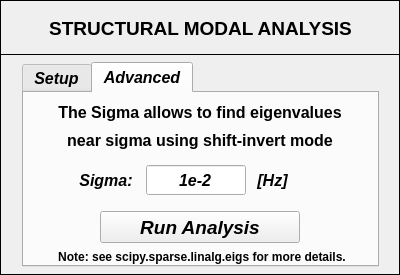
The window that pulse/uix/user_input/ui/Analysis/Structural/structuralModalAnalysisInput.ui (open-pulse/OpenPulse) describes before a commit, drawn with Qt 5.
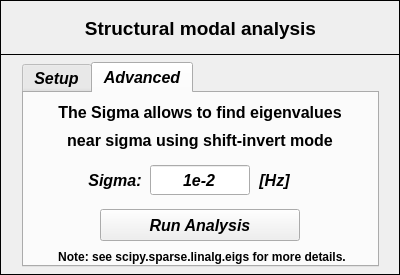
The same window after the commit. The open tabs and pages were chosen to show the change. Icons and pictures are not drawn.

```diff
--- a/pulse/uix/user_input/ui/Analysis/Structural/structuralModalAnalysisInput.ui
+++ b/pulse/uix/user_input/ui/Analysis/Structural/structuralModalAnalysisInput.ui
@@ -287,7 +287,7 @@
      <widget class="QLabel" name="label_4">
       <property name="geometry">
        <rect>
-        <x>224</x>
+        <x>226</x>
         <y>72</y>
         <width>49</width>
         <height>30</height>
@@ -323,21 +323,21 @@
      <widget class="QLabel" name="label_3">
       <property name="geometry">
        <rect>
-        <x>42</x>
+        <x>56</x>
         <y>72</y>
-        <width>80</width>
+        <width>70</width>
         <height>30</height>
        </rect>
       </property>
       <property name="minimumSize">
        <size>
-        <width>80</width>
+        <width>70</width>
         <height>30</height>
        </size>
       </property>
       <property name="maximumSize">
        <size>
-        <width>80</width>
+        <width>70</width>
         <height>30</height>
        </size>
       </property>
@@ -359,7 +359,7 @@
      <widget class="QLineEdit" name="lineEdit_input_sigma_factor">
       <property name="geometry">
        <rect>
-        <x>122</x>
+        <x>126</x>
         <y>72</y>
         <width>100</width>
         <height>30</height>
@@ -397,7 +397,7 @@
       <property name="geometry">
        <rect>
         <x>76</x>
-        <y>118</y>
+        <y>116</y>
         <width>200</width>
         <height>32</height>
        </rect>
@@ -417,7 +417,7 @@
       <property name="font">
        <font>
         <family>Arial</family>
-        <pointsize>14</pointsize>
+        <pointsize>12</pointsize>
         <weight>75</weight>
         <italic>true</italic>
         <bold>true</bold>
@@ -595,7 +595,7 @@
      </font>
     </property>
     <property name="text">
-     <string>STRUCTURAL MODAL ANALYSIS</string>
+     <string>Structural modal analysis</string>
     </property>
     <property name="textFormat">
      <enum>Qt::AutoText</enum>
```
Left out of the diff: 16 changed lines with no effect on the pictures.
